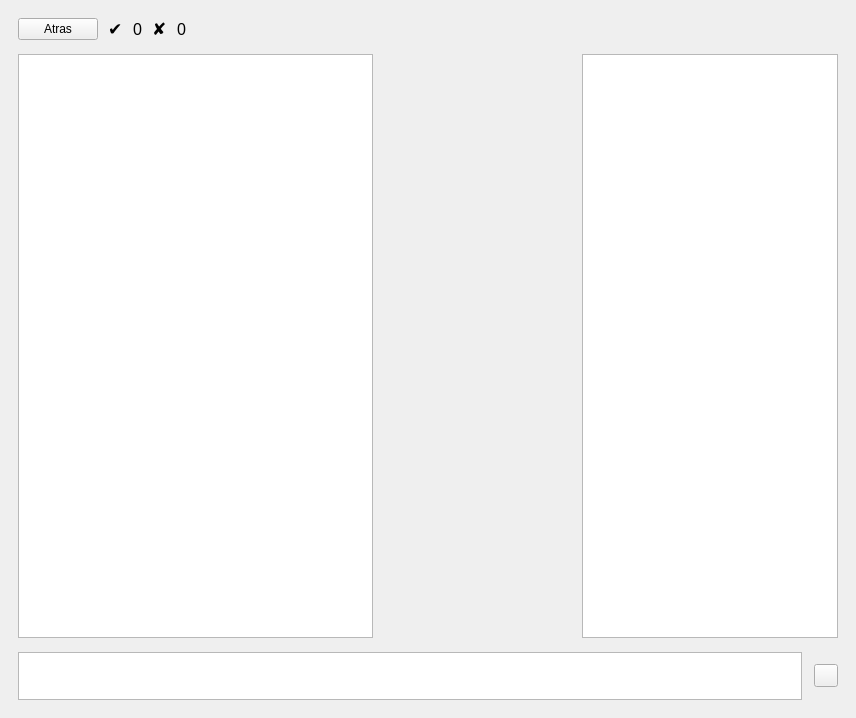
The window that src/gui/slrtutorwindow.ui (jose-rZM/SyntaxTutor) describes before a commit, drawn with Qt 5.
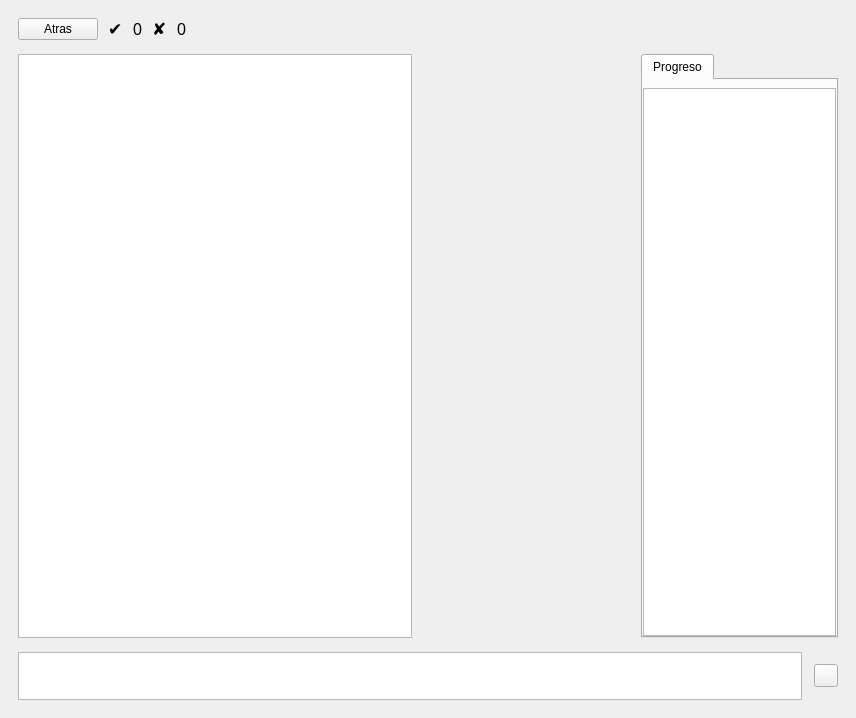
The same window after the commit. Icons and pictures are not drawn. Custom widgets are drawn as their Qt base class.

Diff of the .ui file:
```diff
--- a/src/gui/slrtutorwindow.ui
+++ b/src/gui/slrtutorwindow.ui
@@ -176,10 +176,42 @@
         </widget>
        </item>
       <item>
-       <widget class="QTextEdit" name="textEdit">
-        <property name="readOnly">
-         <bool>true</bool>
+       <widget class="QTabWidget" name="rightPanelTabs">
+        <property name="sizePolicy">
+         <sizepolicy hsizetype="Expanding" vsizetype="Expanding">
+          <horstretch>2</horstretch>
+          <verstretch>0</verstretch>
+         </sizepolicy>
         </property>
+        <property name="currentIndex">
+         <number>0</number>
+        </property>
+        <widget class="QWidget" name="progressTab">
+         <attribute name="title">
+          <string>Progreso</string>
+         </attribute>
+         <layout class="QVBoxLayout" name="progressTabLayout">
+          <property name="leftMargin">
+           <number>0</number>
+          </property>
+          <property name="topMargin">
+           <number>8</number>
+          </property>
+          <property name="rightMargin">
+           <number>0</number>
+          </property>
+          <property name="bottomMargin">
+           <number>0</number>
+          </property>
+          <item>
+           <widget class="QTextEdit" name="textEdit">
+            <property name="readOnly">
+             <bool>true</bool>
+            </property>
+           </widget>
+          </item>
+         </layout>
+        </widget>
        </widget>
       </item>
      </layout>
```
